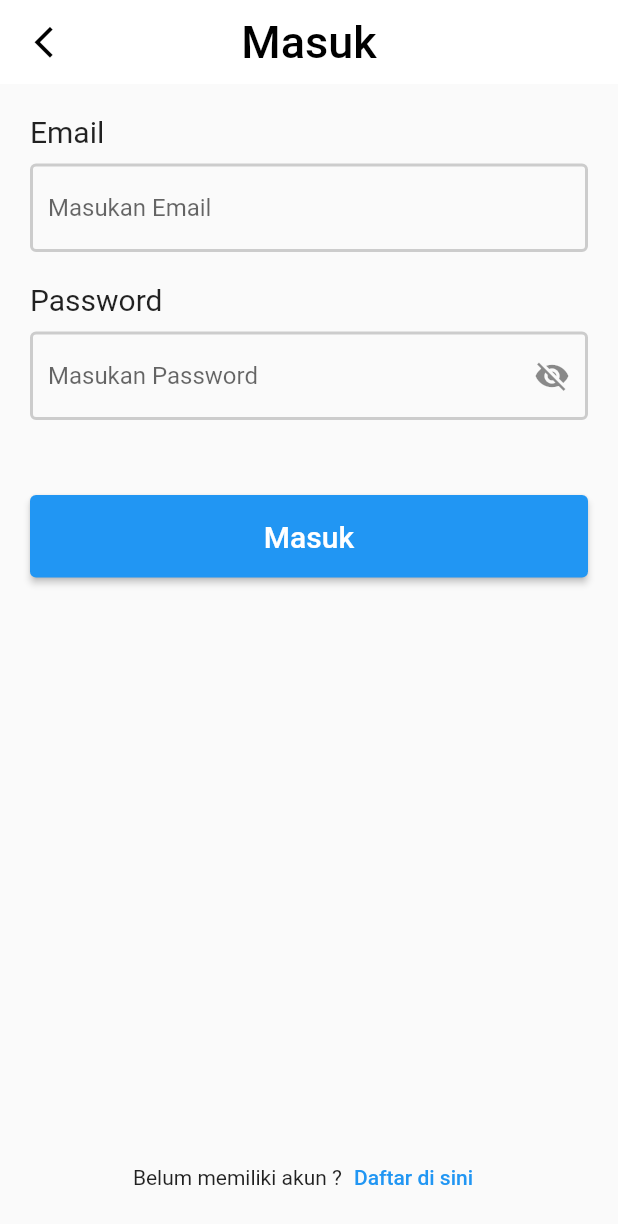
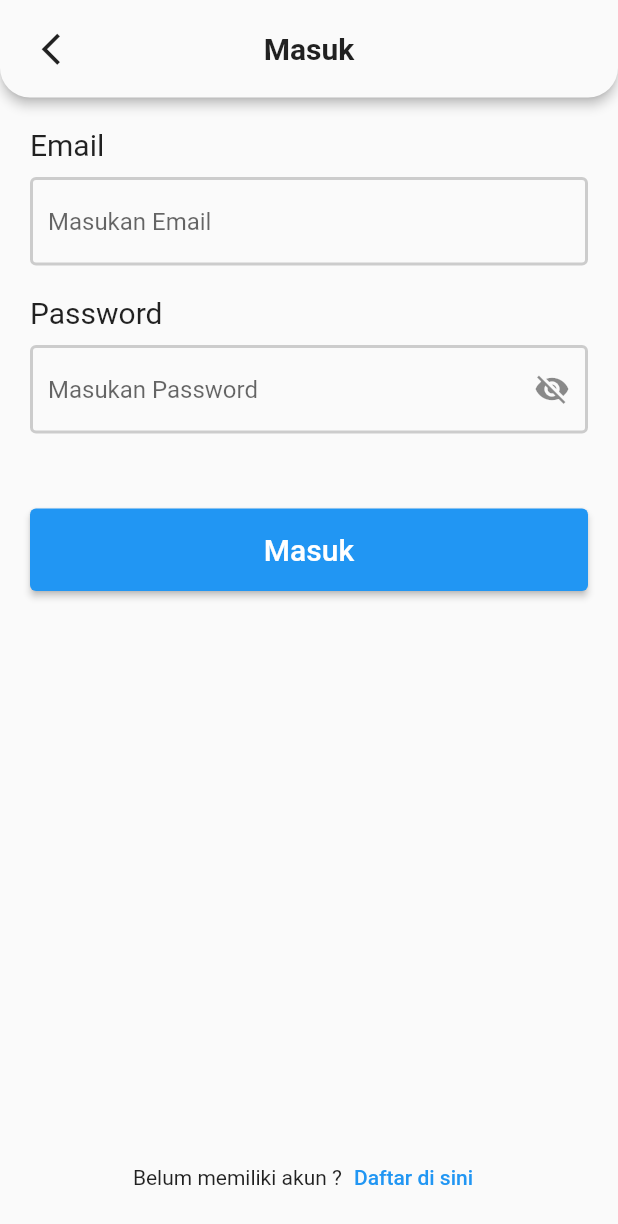
Before and after one commit to Kelompok-19-kelas-B-Altera/flutter_office_booking, a Flutter app: the screen it shows after launch, item 2 of the bottom bar chosen, after a tap on "Masuk", on a phone screen of 412 x 824 dp. Shown: the top 1224 px of the screen. Run offline on Flutter 3.47's test engine with Material 2 defaults, Android fonts, the phone set to English and light mode, and no system bars; our stand-ins replace carousel_slider, dio, flutter_svg; accounts and stored records are empty; network calls fail.

Commit message:
Change appbar

```diff
--- a/lib/views/screens/sign_in_screen.dart
+++ b/lib/views/screens/sign_in_screen.dart
@@ -18,32 +18,40 @@ class SignInScreen extends StatelessWidget {
     var passwordController = TextEditingController();
 
     return Scaffold(
-      appBar: AppBar(
-        leading: Padding(
-          padding: const EdgeInsets.only(left: 15),
-          child: IconButton(
-            splashRadius: 20,
-            onPressed: () {
-              Navigator.pop(context);
-            },
-            icon: const Icon(
-              Icons.arrow_back_ios,
-              color: Colors.black,
-              size: 25,
-            ),
+      appBar: PreferredSize(
+        preferredSize: const Size.fromHeight(65),
+        child: Material(
+          borderRadius: const BorderRadius.vertical(
+            bottom: Radius.circular(20),
           ),
+          elevation: 3,
+          child: SafeArea(
+              child: Stack(
+            alignment: Alignment.center,
+            children: [
+              const Center(
+                child: Text(
+                  'Masuk',
+                  textAlign: TextAlign.center,
+                  style: TextStyle(
+                    fontSize: 20,
+                    fontWeight: FontWeight.w600,
+                  ),
+                ),
+              ),
+              Positioned(
+                left: 10,
+                child: IconButton(
+                  onPressed: () {},
+                  icon: const Icon(
+                    Icons.arrow_back_ios_new,
+                    size: 25,
+                  ),
+                ),
+              ),
+            ],
+          )),
         ),
-        title: const Text(
-          'Masuk',
-          style: TextStyle(
-            color: Colors.black,
-            fontSize: 30,
-            fontWeight: FontWeight.w500,
-          ),
-        ),
-        centerTitle: true,
-        elevation: 0,
-        backgroundColor: Colors.white,
       ),
       body: SingleChildScrollView(
         padding: const EdgeInsets.all(20),
```
